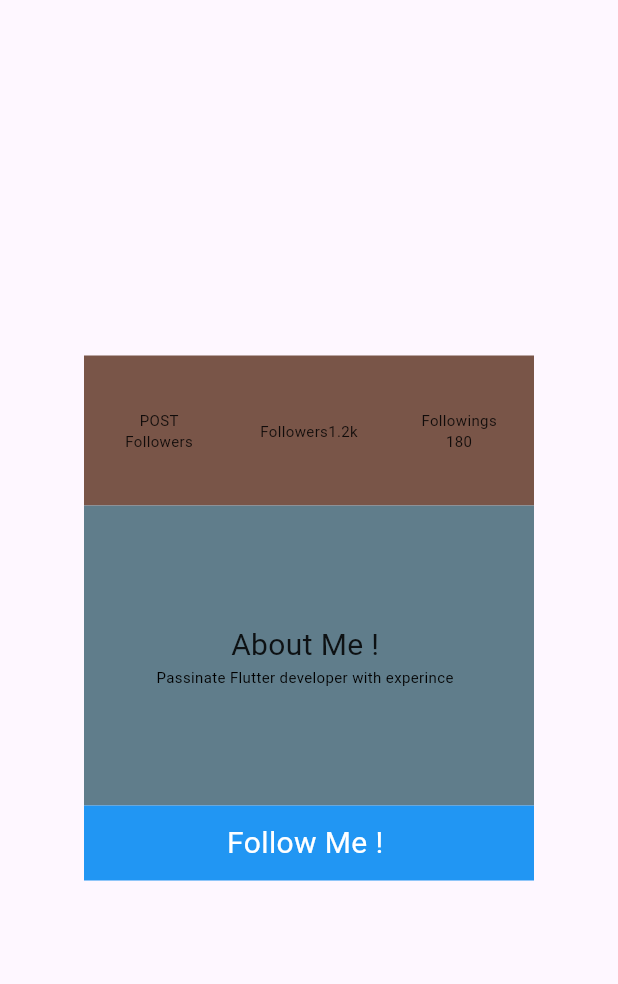
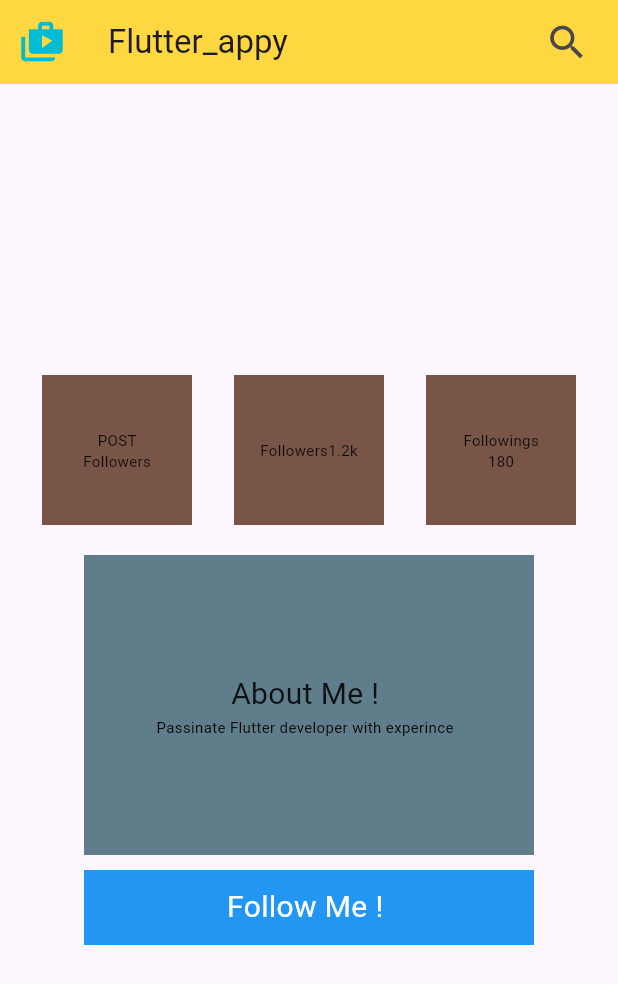
Before and after one commit to 1224jatin/myfirst_app, a Flutter app: the screen it shows after launch, on a phone screen of 412 x 824 dp. Shown: the top 984 px of the screen. Run offline on Flutter 3.47's test engine with Material 3 defaults, Android fonts, the phone set to English and light mode, and no system bars.

Commit message:
24 feb 2026- pading margin

```diff
--- a/lib/main.dart
+++ b/lib/main.dart
@@ -13,7 +13,8 @@ class MyApp extends StatelessWidget {
       title: "My First App",
       debugShowCheckedModeBanner: false,
       home: const MyHome()
-    );
+
+      );
 
   }
 }
@@ -21,16 +22,33 @@ class MyApp extends StatelessWidget {
 class MyHome extends StatelessWidget {
   const MyHome({super.key});
 
+
   @override
   Widget build(BuildContext context){
     return Scaffold(
+      appBar: AppBar(
+        title: const Text("Flutter_appy"),
+        leading: Icon(Icons.shop_two,size: 30,color: Colors.cyan,),
+        backgroundColor: Colors.amberAccent,
+        actions: [
+          Padding(padding: EdgeInsets.symmetric(horizontal: 10,),
+          child: IconButton(onPressed:(){
+
+          }, icon:Icon(Icons.search,size: 30, )))
+
+    ]
+
+          )
+      ,
+
       body: Center(
         child: Column(
           mainAxisAlignment: MainAxisAlignment.center ,
           crossAxisAlignment: CrossAxisAlignment.center,
+
           children: [
             Row(
-                mainAxisAlignment: MainAxisAlignment.center,
+                mainAxisAlignment: MainAxisAlignment.spaceEvenly,
                 crossAxisAlignment: CrossAxisAlignment.center,
                 children: [
               Container( height: 100 ,width: 100 ,color: Colors.brown,
@@ -47,7 +65,7 @@ class MyHome extends StatelessWidget {
                 ],
               ),
             ),
-          Container( height: 100 ,width: 100 ,color: Colors.brown  ,
+          Container( height: 100 ,width: 100 ,color: Colors.brown ,
             child: Row(
               mainAxisAlignment: MainAxisAlignment.center,
               crossAxisAlignment: CrossAxisAlignment.center,
@@ -63,7 +81,8 @@ class MyHome extends StatelessWidget {
 
 
             ),
-          ),
+          )
+                  ,
             Container( height: 100 ,width: 100 ,color: Colors .brown,
           child:Column(
               mainAxisAlignment: MainAxisAlignment.center,
@@ -80,6 +99,7 @@ class MyHome extends StatelessWidget {
             )
 ]
             ),
+            SizedBox(height: 20,),
             Container(
               height: 200 , width: 300 , color: Colors.blueGrey,
               child: Column(
@@ -94,6 +114,7 @@ class MyHome extends StatelessWidget {
                 ],
               ),
             ),
+            SizedBox(height: 10),
             Container(
               height: 50 , width: 300 , color: Colors.blue,
               child: Column(
@@ -112,6 +133,7 @@ class MyHome extends StatelessWidget {
 
       )
     );
+
   }
 
 }
```
